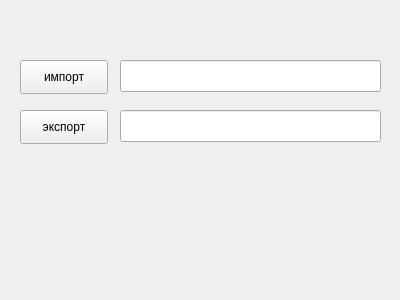
This is src/myx_project/form.ui in FilipovichA/project as Qt 5 draws it before an edit. The edited form follows.
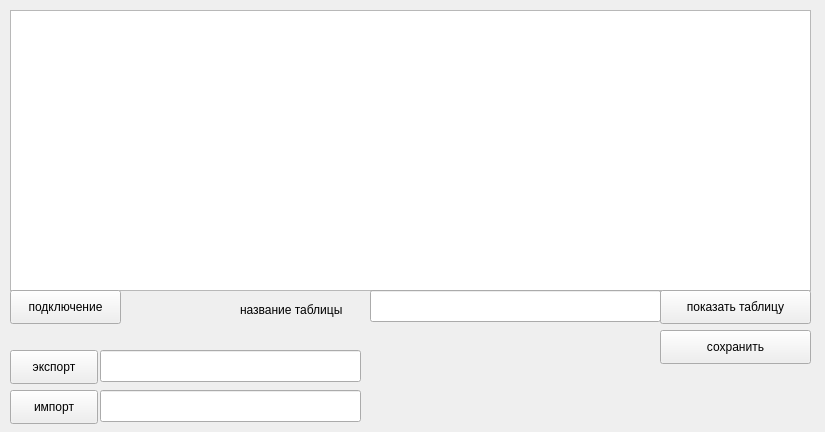
This is the edited form.

Patch:
```diff
--- a/src/myx_project/form.ui
+++ b/src/myx_project/form.ui
@@ -6,8 +6,8 @@
    <rect>
     <x>0</x>
     <y>0</y>
-    <width>400</width>
-    <height>300</height>
+    <width>825</width>
+    <height>432</height>
    </rect>
   </property>
   <property name="windowTitle">
@@ -16,8 +16,8 @@
   <widget class="QPushButton" name="pushButton">
    <property name="geometry">
     <rect>
-     <x>20</x>
-     <y>60</y>
+     <x>10</x>
+     <y>390</y>
      <width>88</width>
      <height>34</height>
     </rect>
@@ -29,8 +29,8 @@
   <widget class="QPushButton" name="pushButton_2">
    <property name="geometry">
     <rect>
-     <x>20</x>
-     <y>110</y>
+     <x>10</x>
+     <y>350</y>
      <width>88</width>
      <height>34</height>
     </rect>
@@ -42,8 +42,8 @@
   <widget class="QLineEdit" name="lineEdit">
    <property name="geometry">
     <rect>
-     <x>120</x>
-     <y>60</y>
+     <x>100</x>
+     <y>390</y>
      <width>261</width>
      <height>32</height>
     </rect>
@@ -52,13 +52,85 @@
   <widget class="QLineEdit" name="lineEdit_2">
    <property name="geometry">
     <rect>
-     <x>120</x>
-     <y>110</y>
+     <x>100</x>
+     <y>350</y>
      <width>261</width>
      <height>32</height>
     </rect>
    </property>
   </widget>
+  <widget class="QTableView" name="tableView">
+   <property name="geometry">
+    <rect>
+     <x>10</x>
+     <y>10</y>
+     <width>801</width>
+     <height>281</height>
+    </rect>
+   </property>
+  </widget>
+  <widget class="QPushButton" name="pushButton_3">
+   <property name="geometry">
+    <rect>
+     <x>10</x>
+     <y>290</y>
+     <width>111</width>
+     <height>34</height>
+    </rect>
+   </property>
+   <property name="text">
+    <string>подключение</string>
+   </property>
+  </widget>
+  <widget class="QPushButton" name="pushButton_4">
+   <property name="geometry">
+    <rect>
+     <x>660</x>
+     <y>330</y>
+     <width>151</width>
+     <height>34</height>
+    </rect>
+   </property>
+   <property name="text">
+    <string>сохранить</string>
+   </property>
+  </widget>
+  <widget class="QPushButton" name="pushButton_5">
+   <property name="geometry">
+    <rect>
+     <x>660</x>
+     <y>290</y>
+     <width>151</width>
+     <height>34</height>
+    </rect>
+   </property>
+   <property name="text">
+    <string>показать таблицу</string>
+   </property>
+  </widget>
+  <widget class="QLabel" name="label">
+   <property name="geometry">
+    <rect>
+     <x>240</x>
+     <y>300</y>
+     <width>121</width>
+     <height>20</height>
+    </rect>
+   </property>
+   <property name="text">
+    <string>название таблицы</string>
+   </property>
+  </widget>
+  <widget class="QLineEdit" name="lineEdit_3">
+   <property name="geometry">
+    <rect>
+     <x>370</x>
+     <y>290</y>
+     <width>291</width>
+     <height>32</height>
+    </rect>
+   </property>
+  </widget>
  </widget>
  <resources/>
  <connections/>
```
